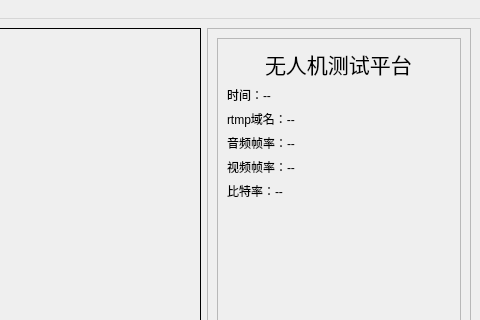
This is pyqt/MainWindow.ui in GuotongWu/pyqt-vlc as Qt 5 draws it before an edit; both pictures show x 329 to 809 and y 0 to 320 of the 809 by 516 pixel window. The edited form follows.
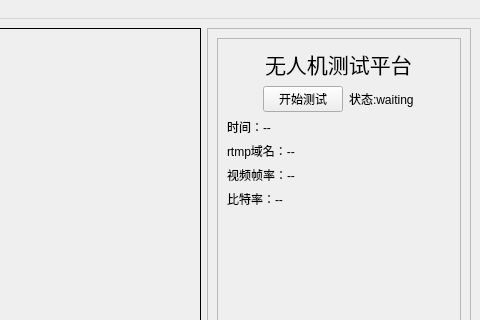
This is the edited form. Icons and pictures are not drawn. Custom widgets are drawn as their Qt base class.

What changed in the file:
```diff
--- a/pyqt/MainWindow.ui
+++ b/pyqt/MainWindow.ui
@@ -341,6 +341,50 @@
               </item>
              </layout>
             </item>
+            <item>
+             <layout class="QHBoxLayout" name="horizontalLayout_5">
+              <item>
+               <spacer name="horizontalSpacer_6">
+                <property name="orientation">
+                 <enum>Qt::Horizontal</enum>
+                </property>
+                <property name="sizeHint" stdset="0">
+                 <size>
+                  <width>40</width>
+                  <height>20</height>
+                 </size>
+                </property>
+               </spacer>
+              </item>
+              <item>
+               <widget class="QPushButton" name="getStatusButton">
+                <property name="text">
+                 <string>开始测试</string>
+                </property>
+               </widget>
+              </item>
+              <item>
+               <widget class="QLabel" name="label_status">
+                <property name="text">
+                 <string>状态:waiting</string>
+                </property>
+               </widget>
+              </item>
+              <item>
+               <spacer name="horizontalSpacer_7">
+                <property name="orientation">
+                 <enum>Qt::Horizontal</enum>
+                </property>
+                <property name="sizeHint" stdset="0">
+                 <size>
+                  <width>40</width>
+                  <height>20</height>
+                 </size>
+                </property>
+               </spacer>
+              </item>
+             </layout>
+            </item>
             <item>
              <widget class="QLabel" name="label_time">
               <property name="text">
@@ -357,13 +401,6 @@
             </item>
             <item>
              <widget class="QLabel" name="label_audio">
-              <property name="text">
-               <string>音频帧率：--</string>
-              </property>
-             </widget>
-            </item>
-            <item>
-             <widget class="QLabel" name="label_video">
               <property name="text">
                <string>视频帧率：--</string>
               </property>
```
